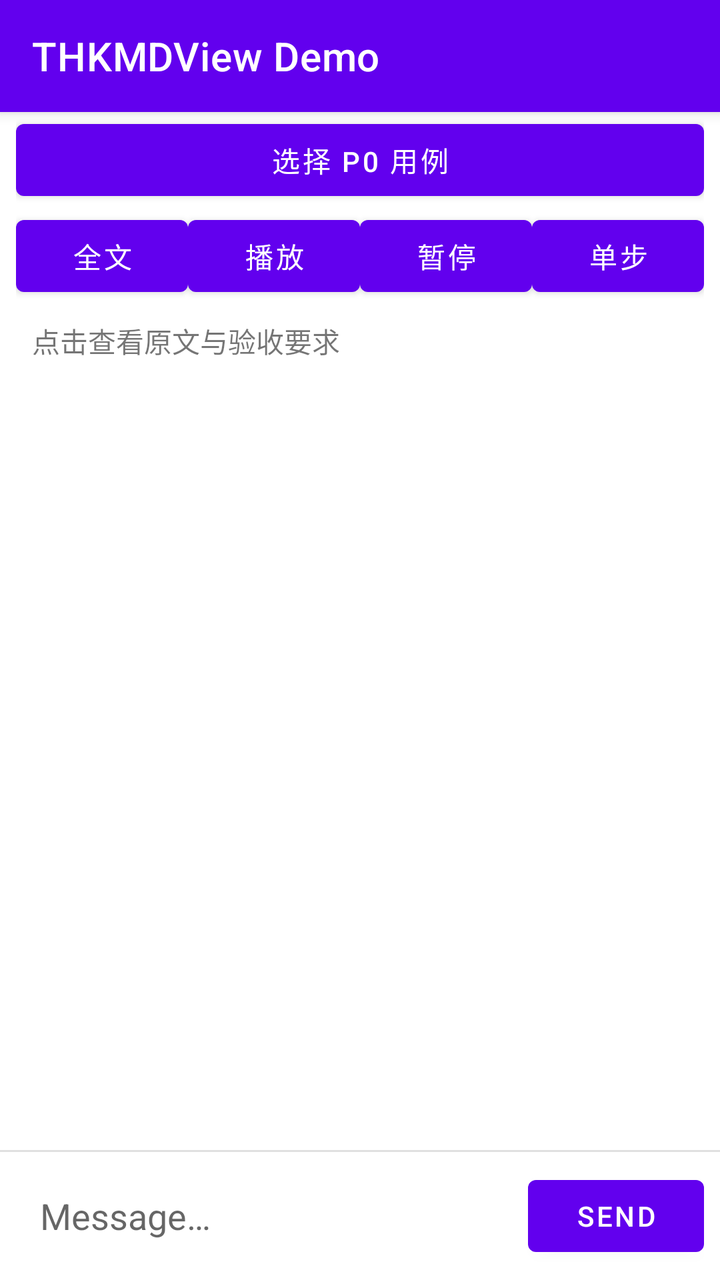
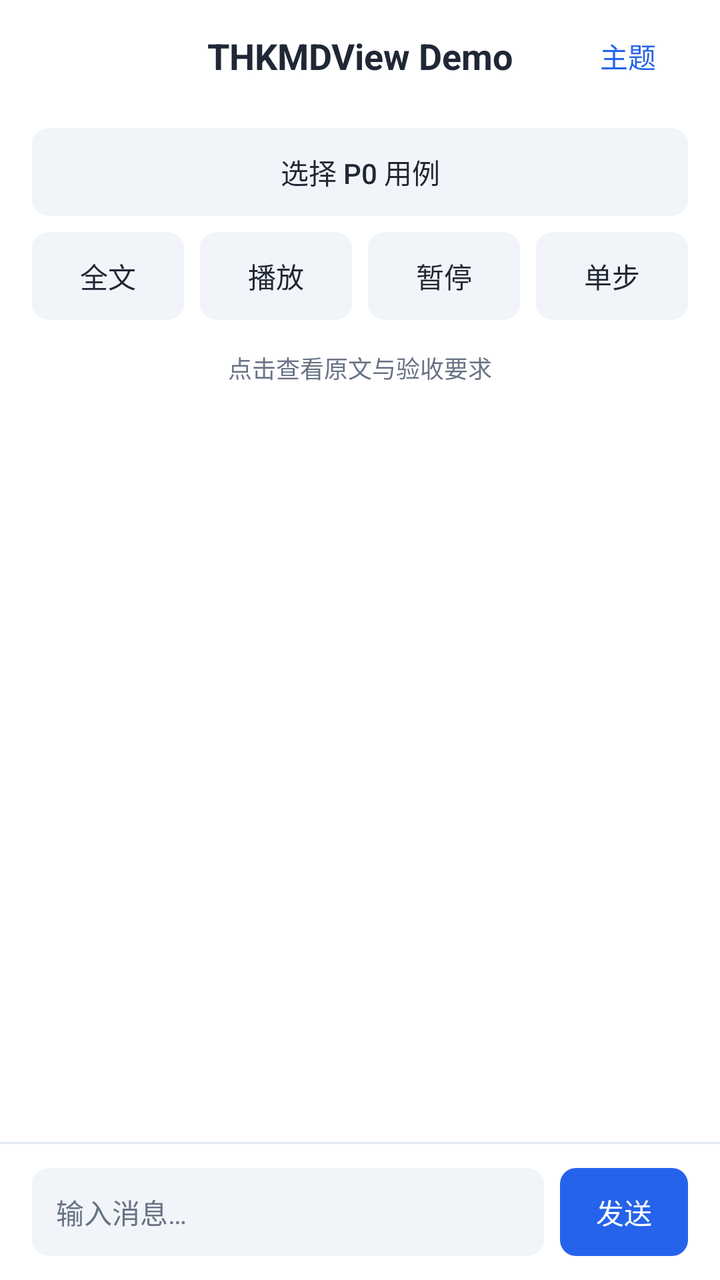

Compare the two renders of this Android layout. The source of the first and the diff that turns it into the second are given below.
<!-- AndroidManifest.xml: application theme Theme.THKMDViewSample -->
<!-- res/layout/activity_main.xml -->
<?xml version="1.0" encoding="utf-8"?>
<androidx.constraintlayout.widget.ConstraintLayout xmlns:android="http://schemas.android.com/apk/res/android"
    xmlns:app="http://schemas.android.com/apk/res-auto"
    android:layout_width="match_parent"
    android:layout_height="match_parent">

    <com.google.android.material.appbar.MaterialToolbar
        android:id="@+id/toolbar"
        android:layout_width="0dp"
        android:layout_height="?attr/actionBarSize"
        android:background="?attr/colorPrimary"
        android:elevation="4dp"
        android:theme="@style/ThemeOverlay.MaterialComponents.Dark.ActionBar"
        app:title="@string/app_title"
        app:titleTextColor="@android:color/white"
        app:layout_constraintTop_toTopOf="parent"
        app:layout_constraintStart_toStartOf="parent"
        app:layout_constraintEnd_toEndOf="parent" />

    <LinearLayout
        android:id="@+id/fixtureControls"
        android:layout_width="0dp"
        android:layout_height="wrap_content"
        android:orientation="vertical"
        android:paddingHorizontal="8dp"
        app:layout_constraintTop_toBottomOf="@id/toolbar"
        app:layout_constraintStart_toStartOf="parent"
        app:layout_constraintEnd_toEndOf="parent">
        <Button android:id="@+id/selectFixture" android:layout_width="match_parent" android:layout_height="wrap_content" android:text="选择 P0 用例" />
        <LinearLayout android:layout_width="match_parent" android:layout_height="wrap_content" android:orientation="horizontal">
            <Button android:id="@+id/fixtureFull" android:layout_width="0dp" android:layout_weight="1" android:layout_height="wrap_content" android:text="全文" />
            <Button android:id="@+id/fixturePlay" android:layout_width="0dp" android:layout_weight="1" android:layout_height="wrap_content" android:text="播放" />
            <Button android:id="@+id/fixturePause" android:layout_width="0dp" android:layout_weight="1" android:layout_height="wrap_content" android:text="暂停" />
            <Button android:id="@+id/fixtureStep" android:layout_width="0dp" android:layout_weight="1" android:layout_height="wrap_content" android:text="单步" />
        </LinearLayout>
        <TextView android:id="@+id/fixtureStatus" android:layout_width="match_parent" android:layout_height="wrap_content" android:padding="8dp" android:text="点击查看原文与验收要求" />
    </LinearLayout>

    <androidx.recyclerview.widget.RecyclerView
        android:id="@+id/messageList"
        android:layout_width="0dp"
        android:layout_height="0dp"
        android:clipToPadding="false"
        android:paddingHorizontal="12dp"
        android:paddingVertical="12dp"
        app:layoutManager="androidx.recyclerview.widget.LinearLayoutManager"
        app:layout_constraintTop_toBottomOf="@id/fixtureControls"
        app:layout_constraintBottom_toTopOf="@id/inputBar"
        app:layout_constraintStart_toStartOf="parent"
        app:layout_constraintEnd_toEndOf="parent" />

    <View
        android:id="@+id/inputBarDivider"
        android:layout_width="0dp"
        android:layout_height="1dp"
        android:background="?android:attr/listDivider"
        app:layout_constraintBottom_toTopOf="@id/inputBar"
        app:layout_constraintStart_toStartOf="parent"
        app:layout_constraintEnd_toEndOf="parent" />

    <LinearLayout
        android:id="@+id/inputBar"
        android:layout_width="0dp"
        android:layout_height="wrap_content"
        android:background="?android:attr/colorBackground"
        android:gravity="center_vertical"
        android:orientation="horizontal"
        android:padding="8dp"
        app:layout_constraintBottom_toBottomOf="parent"
        app:layout_constraintStart_toStartOf="parent"
        app:layout_constraintEnd_toEndOf="parent">

        <EditText
            android:id="@+id/messageInput"
            android:layout_width="0dp"
            android:layout_height="wrap_content"
            android:layout_weight="1"
            android:autofillHints=""
            android:background="@android:color/transparent"
            android:hint="@string/message_input_hint"
            android:imeOptions="actionSend"
            android:inputType="textCapSentences|textMultiLine"
            android:maxLines="4"
            android:paddingHorizontal="12dp"
            android:paddingVertical="10dp" />

        <Button
            android:id="@+id/sendButton"
            android:layout_width="wrap_content"
            android:layout_height="wrap_content"
            android:text="@string/send" />

    </LinearLayout>

</androidx.constraintlayout.widget.ConstraintLayout>
<!-- resources referenced by this layout -->
<resources>
  <string name="app_title">THKMDView Demo</string>
  <string name="message_input_hint">Message…</string>
  <string name="send">Send</string>
  <style name="Theme.THKMDViewSample" parent="Theme.MaterialComponents.DayNight.NoActionBar" />
</resources>

<!-- the commit's change to res/layout/activity_main.xml (unified diff, before → after) -->
@@ -4,36 +4,37 @@
     android:layout_width="match_parent"
     android:layout_height="match_parent">
 
-    <com.google.android.material.appbar.MaterialToolbar
+    <FrameLayout
         android:id="@+id/toolbar"
         android:layout_width="0dp"
-        android:layout_height="?attr/actionBarSize"
-        android:background="?attr/colorPrimary"
-        android:elevation="4dp"
-        android:theme="@style/ThemeOverlay.MaterialComponents.Dark.ActionBar"
-        app:title="@string/app_title"
-        app:titleTextColor="@android:color/white"
+        android:layout_height="56dp"
+        android:background="@color/demo_surface"
+        android:elevation="0dp"
         app:layout_constraintTop_toTopOf="parent"
         app:layout_constraintStart_toStartOf="parent"
-        app:layout_constraintEnd_toEndOf="parent" />
+        app:layout_constraintEnd_toEndOf="parent">
+        <TextView android:layout_width="match_parent" android:layout_height="match_parent" android:layout_marginHorizontal="80dp" android:gravity="center" android:text="@string/app_title" android:textSize="@dimen/demo_title" android:textColor="@color/demo_ink" android:textStyle="bold" android:maxLines="1" android:ellipsize="end" />
+        <androidx.appcompat.widget.AppCompatButton android:id="@+id/themeButton" style="@style/DemoButton" android:layout_width="60dp" android:layout_height="44dp" android:layout_gravity="end|center_vertical" android:layout_marginEnd="16dp" android:background="@android:color/transparent" android:textColor="@color/demo_accent" android:text="主题" />
+    </FrameLayout>
 
     <LinearLayout
         android:id="@+id/fixtureControls"
         android:layout_width="0dp"
         android:layout_height="wrap_content"
         android:orientation="vertical"
-        android:paddingHorizontal="8dp"
+        android:paddingHorizontal="16dp"
+        android:paddingTop="8dp"
         app:layout_constraintTop_toBottomOf="@id/toolbar"
         app:layout_constraintStart_toStartOf="parent"
         app:layout_constraintEnd_toEndOf="parent">
-        <Button android:id="@+id/selectFixture" android:layout_width="match_parent" android:layout_height="wrap_content" android:text="选择 P0 用例" />
-        <LinearLayout android:layout_width="match_parent" android:layout_height="wrap_content" android:orientation="horizontal">
-            <Button android:id="@+id/fixtureFull" android:layout_width="0dp" android:layout_weight="1" android:layout_height="wrap_content" android:text="全文" />
-            <Button android:id="@+id/fixturePlay" android:layout_width="0dp" android:layout_weight="1" android:layout_height="wrap_content" android:text="播放" />
-            <Button android:id="@+id/fixturePause" android:layout_width="0dp" android:layout_weight="1" android:layout_height="wrap_content" android:text="暂停" />
-            <Button android:id="@+id/fixtureStep" android:layout_width="0dp" android:layout_weight="1" android:layout_height="wrap_content" android:text="单步" />
+        <androidx.appcompat.widget.AppCompatButton style="@style/DemoButton" android:id="@+id/selectFixture" android:layout_width="match_parent" android:layout_height="44dp" android:maxLines="1" android:ellipsize="end" android:text="选择 P0 用例" />
+        <LinearLayout android:layout_width="match_parent" android:layout_height="wrap_content" android:layout_marginTop="8dp" android:orientation="horizontal">
+            <androidx.appcompat.widget.AppCompatButton style="@style/DemoButton" android:id="@+id/fixtureFull" android:layout_width="0dp" android:layout_weight="1" android:layout_height="44dp" android:layout_marginStart="0dp" android:text="全文" />
+            <androidx.appcompat.widget.AppCompatButton style="@style/DemoButton" android:id="@+id/fixturePlay" android:layout_width="0dp" android:layout_weight="1" android:layout_height="44dp" android:layout_marginStart="8dp" android:text="播放" />
+            <androidx.appcompat.widget.AppCompatButton style="@style/DemoButton" android:id="@+id/fixturePause" android:layout_width="0dp" android:layout_weight="1" android:layout_height="44dp" android:layout_marginStart="8dp" android:text="暂停" />
+            <androidx.appcompat.widget.AppCompatButton style="@style/DemoButton" android:id="@+id/fixtureStep" android:layout_width="0dp" android:layout_weight="1" android:layout_height="44dp" android:layout_marginStart="8dp" android:text="单步" />
         </LinearLayout>
-        <TextView android:id="@+id/fixtureStatus" android:layout_width="match_parent" android:layout_height="wrap_content" android:padding="8dp" android:text="点击查看原文与验收要求" />
+        <TextView android:id="@+id/fixtureStatus" android:layout_width="match_parent" android:layout_height="48dp" android:gravity="center" android:textSize="@dimen/demo_caption" android:textColor="@color/demo_muted" android:maxLines="2" android:text="点击查看原文与验收要求" />
     </LinearLayout>
 
     <androidx.recyclerview.widget.RecyclerView
@@ -41,8 +42,8 @@
         android:layout_width="0dp"
         android:layout_height="0dp"
         android:clipToPadding="false"
-        android:paddingHorizontal="12dp"
-        android:paddingVertical="12dp"
+        android:paddingHorizontal="16dp"
+        android:paddingVertical="8dp"
         app:layoutManager="androidx.recyclerview.widget.LinearLayoutManager"
         app:layout_constraintTop_toBottomOf="@id/fixtureControls"
         app:layout_constraintBottom_toTopOf="@id/inputBar"
@@ -53,7 +54,7 @@
         android:id="@+id/inputBarDivider"
         android:layout_width="0dp"
         android:layout_height="1dp"
-        android:background="?android:attr/listDivider"
+        android:background="@color/demo_border"
         app:layout_constraintBottom_toTopOf="@id/inputBar"
         app:layout_constraintStart_toStartOf="parent"
         app:layout_constraintEnd_toEndOf="parent" />
@@ -62,10 +63,11 @@
         android:id="@+id/inputBar"
         android:layout_width="0dp"
         android:layout_height="wrap_content"
-        android:background="?android:attr/colorBackground"
+        android:background="@color/demo_surface"
         android:gravity="center_vertical"
         android:orientation="horizontal"
-        android:padding="8dp"
+        android:paddingHorizontal="16dp"
+        android:paddingVertical="12dp"
         app:layout_constraintBottom_toBottomOf="parent"
         app:layout_constraintStart_toStartOf="parent"
         app:layout_constraintEnd_toEndOf="parent">
@@ -73,21 +75,28 @@
         <EditText
             android:id="@+id/messageInput"
             android:layout_width="0dp"
-            android:layout_height="wrap_content"
+            android:layout_height="44dp"
             android:layout_weight="1"
             android:autofillHints=""
-            android:background="@android:color/transparent"
+            android:background="@drawable/demo_control"
+            android:textSize="@dimen/demo_font"
+            android:textColor="@color/demo_ink"
+            android:textColorHint="@color/demo_muted"
+            android:singleLine="true"
             android:hint="@string/message_input_hint"
             android:imeOptions="actionSend"
-            android:inputType="textCapSentences|textMultiLine"
-            android:maxLines="4"
+            android:inputType="textCapSentences"
+            android:maxLines="1"
             android:paddingHorizontal="12dp"
             android:paddingVertical="10dp" />
 
-        <Button
+        <androidx.appcompat.widget.AppCompatButton style="@style/DemoButton"
             android:id="@+id/sendButton"
-            android:layout_width="wrap_content"
-            android:layout_height="wrap_content"
+            android:layout_width="64dp"
+            android:layout_height="44dp"
+            android:layout_marginStart="8dp"
+            android:background="@drawable/demo_primary"
+            android:textColor="@color/demo_surface"
             android:text="@string/send" />
 
     </LinearLayout>
<!-- resource entries referenced after the edit -->
@@ -1,8 +1,48 @@
 <!-- resources referenced by this layout -->
 <resources>
+  <color name="demo_accent">#2563EB</color>
+  <color name="demo_border">#E2E8F0</color>
+  <color name="demo_ink">#202735</color>
+  <color name="demo_muted">#697386</color>
+  <color name="demo_surface">#FFFFFF</color>
+  <dimen name="demo_caption">12sp</dimen>
+  <dimen name="demo_font">14sp</dimen>
+  <dimen name="demo_title">18sp</dimen>
+  <!-- drawable demo_control (drawable) -->
+  <shape xmlns:android="http://schemas.android.com/apk/res/android">
+      <solid android:color="@color/demo_soft" />
+      <corners android:radius="8dp" />
+  </shape>
+  <!-- drawable demo_primary (drawable) -->
+  <shape xmlns:android="http://schemas.android.com/apk/res/android">
+      <solid android:color="@color/demo_accent" />
+      <corners android:radius="8dp" />
+  </shape>
   <string name="app_title">THKMDView Demo</string>
-  <string name="message_input_hint">Message…</string>
-  <string name="send">Send</string>
-  <style name="Theme.THKMDViewSample" parent="Theme.MaterialComponents.DayNight.NoActionBar" />
+  <string name="message_input_hint">输入消息…</string>
+  <string name="send">发送</string>
+  <style name="DemoButton" parent="Widget.AppCompat.Button">
+          <item name="android:background">@drawable/demo_control</item>
+          <item name="backgroundTint">@null</item>
+          <item name="android:textColor">@color/demo_ink</item>
+          <item name="android:textSize">@dimen/demo_font</item>
+          <item name="android:textAllCaps">false</item>
+          <item name="android:fontFamily">sans-serif-medium</item>
+          <item name="android:minWidth">0dp</item>
+          <item name="android:minHeight">0dp</item>
+          <item name="android:padding">0dp</item>
+          <item name="android:elevation">0dp</item>
+          <item name="android:stateListAnimator">@null</item>
+      </style>
+  <style name="Theme.THKMDViewSample" parent="Theme.MaterialComponents.Light.NoActionBar">
+          <item name="colorPrimary">@color/demo_accent</item>
+          <item name="colorSecondary">@color/demo_accent</item>
+          <item name="android:windowBackground">@color/demo_surface</item>
+          <item name="android:statusBarColor">@color/demo_surface</item>
+          <item name="android:navigationBarColor">@color/demo_surface</item>
+          <item name="android:windowLightStatusBar">true</item>
+          <item name="android:windowLightNavigationBar">true</item>
+      </style>
+  <color name="demo_soft">#F1F5F9</color>
 </resources>
 
